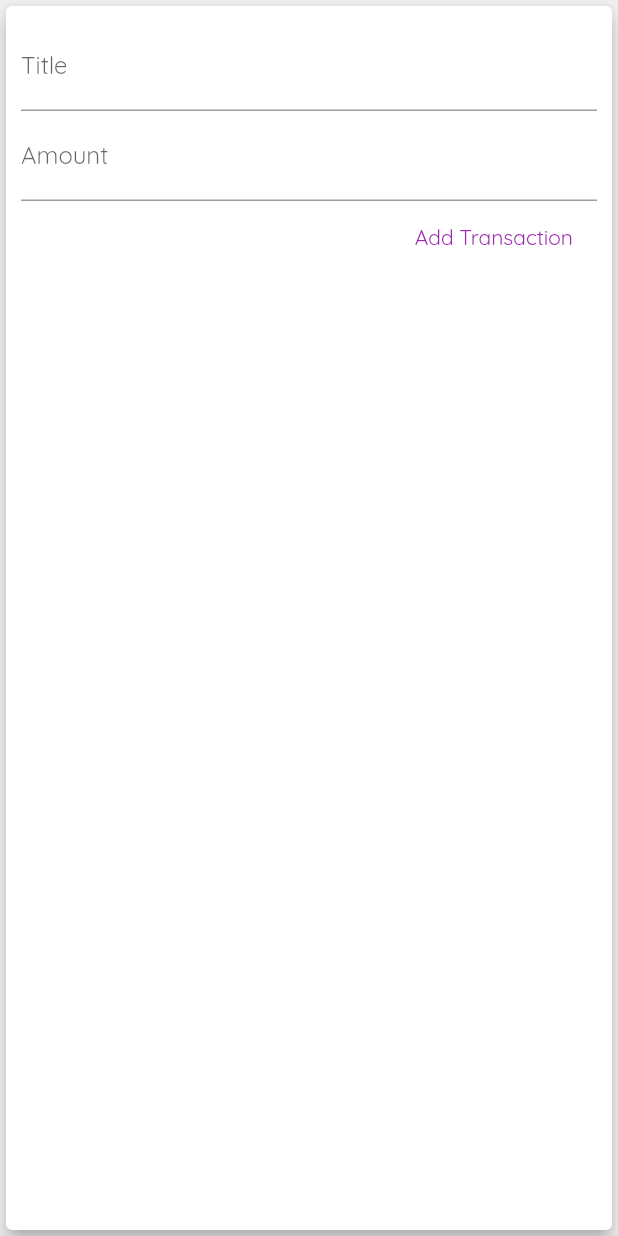
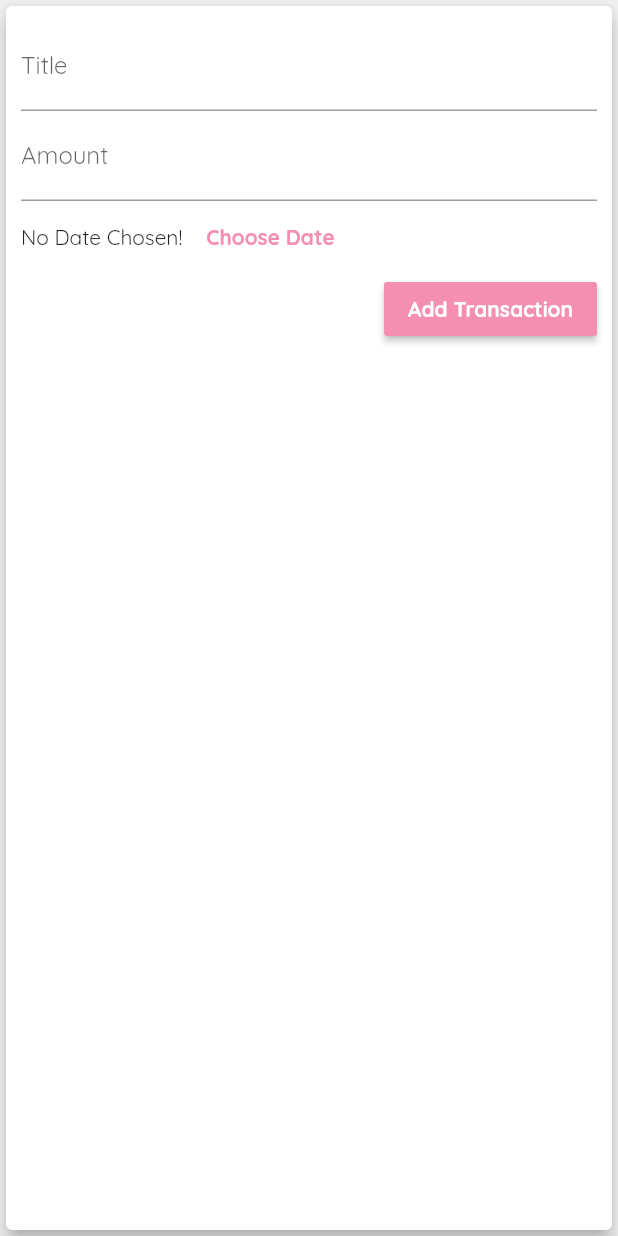
Before and after one commit to lhamsadeqi/personalExpenses, a Flutter app: the NewTransaction widget shown alone on an empty page, opened directly with empty values, after a tap on "Add Transaction", on a phone screen of 412 x 824 dp. Run offline on Flutter 3.47's test engine with Material 2 defaults, Android fonts, the phone set to English and light mode, and no system bars.

Commit message:
adding date picker

```diff
--- a/lib/main.dart
+++ b/lib/main.dart
@@ -63,11 +63,12 @@ class _MyHomePageState extends State<MyHomePage> {
     }).toList();
   }
 
-  void _addNewTransaction(String txTitle, double txAmount) {
+  void _addNewTransaction(
+      String txTitle, double txAmount, DateTime chosenDate) {
     final newTx = Transaction(
       title: txTitle,
       amount: txAmount,
-      date: DateTime.now(),
+      date: chosenDate,
       id: DateTime.now().toString(),
     );
 
--- a/lib/widget/new_transaction.dart
+++ b/lib/widget/new_transaction.dart
@@ -1,6 +1,7 @@
-// ignore_for_file: prefer_const_constructors_in_immutables, use_key_in_widget_constructors, prefer_const_constructors, deprecated_member_use
+// ignore_for_file:prefer_const_literals_to_create_immutables, prefer_const_constructors_in_immutables, use_key_in_widget_constructors, prefer_const_constructors, deprecated_member_use
 
 import 'package:flutter/material.dart';
+import 'package:intl/intl.dart';
 
 class NewTransaction extends StatefulWidget {
   final Function addTx;
@@ -12,24 +13,46 @@ class NewTransaction extends StatefulWidget {
 }
 
 class _NewTransactionState extends State<NewTransaction> {
-  final titleController = TextEditingController();
+  final _titleController = TextEditingController();
+  final _amountController = TextEditingController();
+  DateTime? _selectedDate;
 
-  final amountController = TextEditingController();
+  void _submitData() {
+    if (_amountController.text.isEmpty) {
+      return;
+    }
 
-  void submitData() {
-    final enteredTitle = titleController.text;
-    final enteredAmount = double.parse(amountController.text);
+    final enteredTitle = _titleController.text;
+    final enteredAmount = double.parse(_amountController.text);
 
-    if (enteredTitle.isEmpty || enteredAmount <= 0) {
+    if (enteredTitle.isEmpty || enteredAmount <= 0 || _selectedDate == null) {
       return;
     }
 
     widget.addTx(
       enteredTitle,
       enteredAmount,
+      _selectedDate,
     );
 
     Navigator.of(context).pop();
+  }
+
+  void _presentDatePicker() {
+    showDatePicker(
+      context: context,
+      initialDate: DateTime.now(),
+      firstDate: DateTime(2019),
+      lastDate: DateTime.now(),
+    ).then((pickedDate) {
+      if (pickedDate == null) {
+        return;
+      }
+
+      setState(() {
+        _selectedDate = pickedDate;
+      });
+    });
   }
 
   @override
@@ -43,23 +66,48 @@ class _NewTransactionState extends State<NewTransaction> {
           children: <Widget>[
             TextField(
               decoration: InputDecoration(labelText: 'Title'),
-              controller: titleController,
-              onSubmitted: (_) => submitData(),
+              controller: _titleController,
+              onSubmitted: (_) => _submitData(),
               // onChanged: (val) {
               //   titleInput = val;
               // },
             ),
             TextField(
               decoration: InputDecoration(labelText: 'Amount'),
-              controller: amountController,
+              controller: _amountController,
               keyboardType: TextInputType.number,
-              onSubmitted: (_) => submitData(),
+              onSubmitted: (_) => _submitData(),
               // onChanged: (val) => amountInput = val,
             ),
-            FlatButton(
-              child: Text('Add Transaction'),
-              textColor: Colors.purple,
-              onPressed: submitData,
+            Row(
+              children: [
+                Text(
+                  _selectedDate == null
+                      ? 'No Date Chosen!'
+                      : 'Picked Date:  ${DateFormat.yMd().format(_selectedDate!)}',
+                ),
+                FlatButton(
+                  textColor: Colors.pink.shade200,
+                  onPressed: _presentDatePicker,
+                  child: Text(
+                    'Choose Date',
+                    style: TextStyle(
+                      fontWeight: FontWeight.bold,
+                    ),
+                  ),
+                ),
+              ],
+            ),
+            RaisedButton(
+              color: Colors.pink.shade200,
+              child: Text(
+                'Add Transaction',
+                style: TextStyle(
+                  fontWeight: FontWeight.bold,
+                ),
+              ),
+              textColor: Colors.white,
+              onPressed: _submitData,
             ),
           ],
         ),
```
